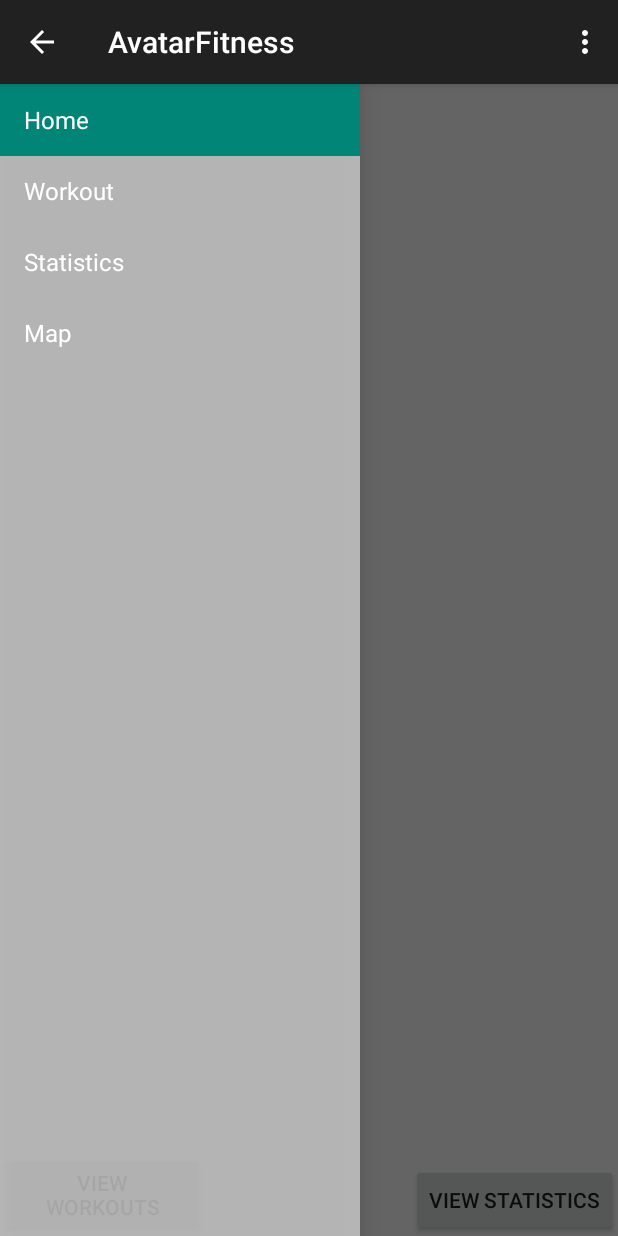
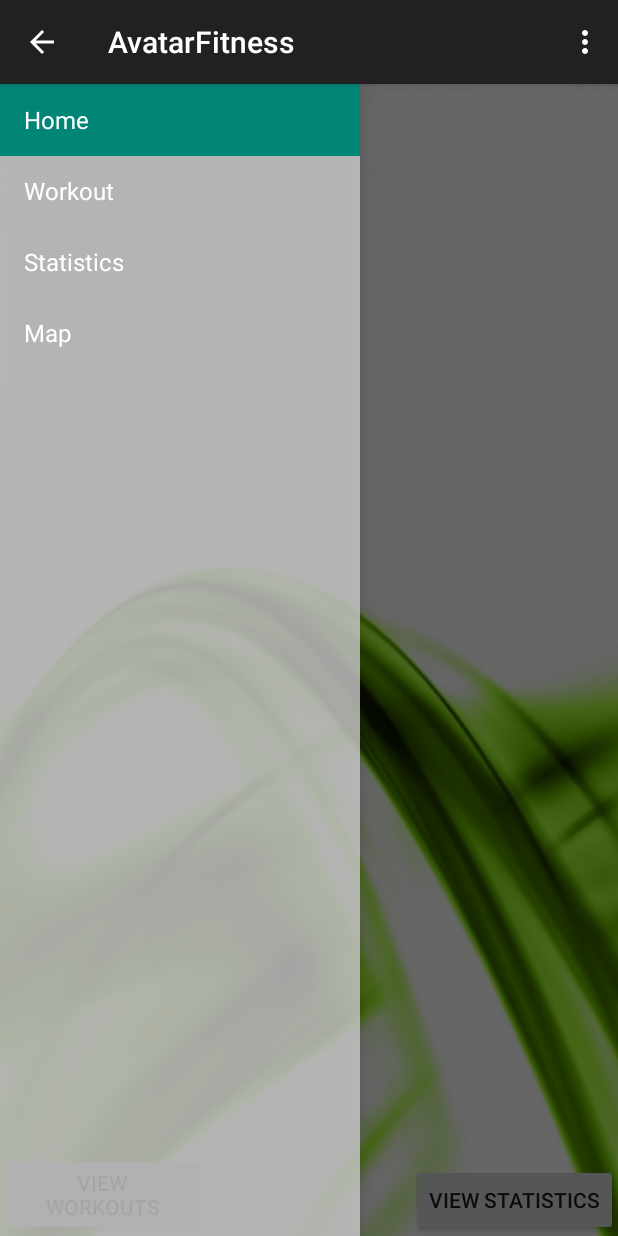
Before and after one commit to dylanschultzie/AvatarFitness, an Android app: the MainActivity screen opened directly, with no data from a screen before it, on a phone screen of 412 x 824 dp. Run offline under Robolectric (Android 15) with nearby library versions, the phone set to English and light mode, and no system bars; 2 statements that could not run were skipped.

Commit message:
Added app background

```diff
--- a/AvatarFitness/app/src/main/java/com/example/dylan/avatarfitness/Fragments/MapFragment.java
+++ b/AvatarFitness/app/src/main/java/com/example/dylan/avatarfitness/Fragments/MapFragment.java
@@ -124,6 +124,7 @@ public class MapFragment extends Fragment implements LocationListener {
     public void StartRun(){
         mRunActive = true;
         mLocationManager.requestLocationUpdates(mBestProvider, 1000, 0, this);
+        mChrono.setBase(0);
         mChrono.start();
     }
     public void EndRun(){
--- a/AvatarFitness/app/src/main/res/layout/activity_main.xml
+++ b/AvatarFitness/app/src/main/res/layout/activity_main.xml
@@ -5,8 +5,8 @@
     android:id="@+id/drawer_layout"
     android:layout_width="match_parent"
     android:layout_height="match_parent"
-    tools:context=".MainActivity">
-    <!--android:background="@drawable/bg1">-->
+    tools:context=".MainActivity"
+    android:background="@drawable/bg1">
 
     <!-- As the main content view, the view below consumes the entire
          space available using match_parent in both dimensions. -->
@@ -22,7 +22,8 @@
     <!-- The drawer is given a fixed width in dp and extends the full height of
          the container. -->
     <fragment android:id="@+id/navigation_drawer"
-        android:layout_width="@dimen/navigation_drawer_width" android:layout_height="match_parent"
+        android:layout_width="@dimen/navigation_drawer_width"
+        android:layout_height="match_parent"
         android:layout_gravity="start"
         android:name="com.example.dylan.avatarfitness.Fragments.NavigationDrawerFragment"
         tools:layout="@layout/fragment_navigation_drawer" />
```
Also changed, not shown: AvatarFitness/app/src/main/res/drawable/bg1.jpg (added).
